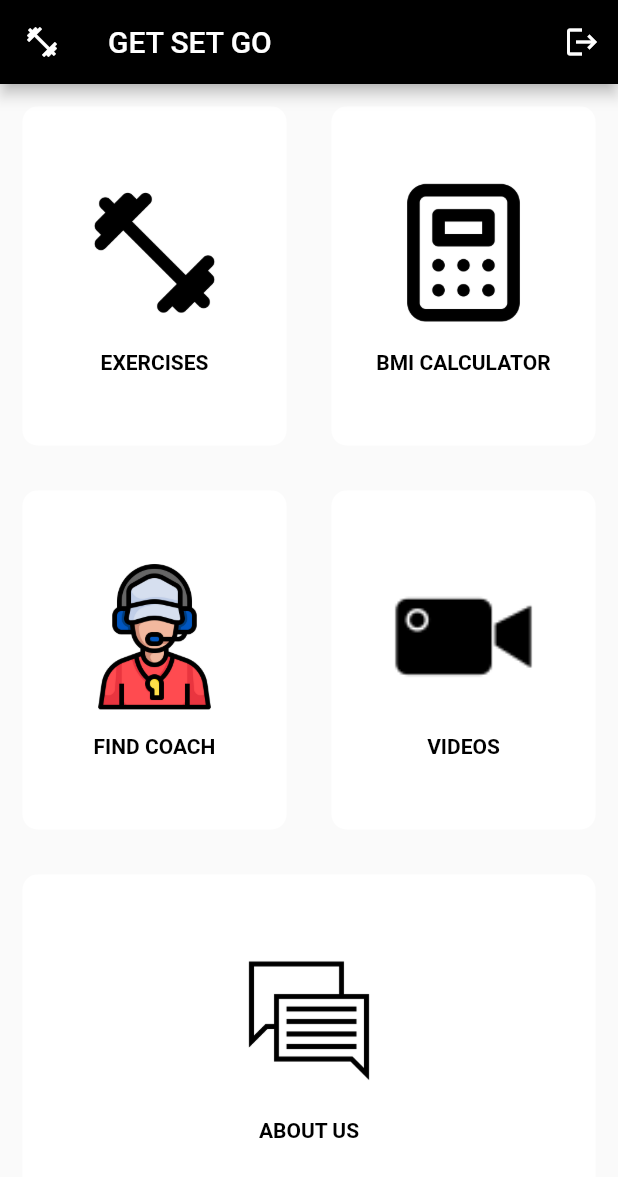
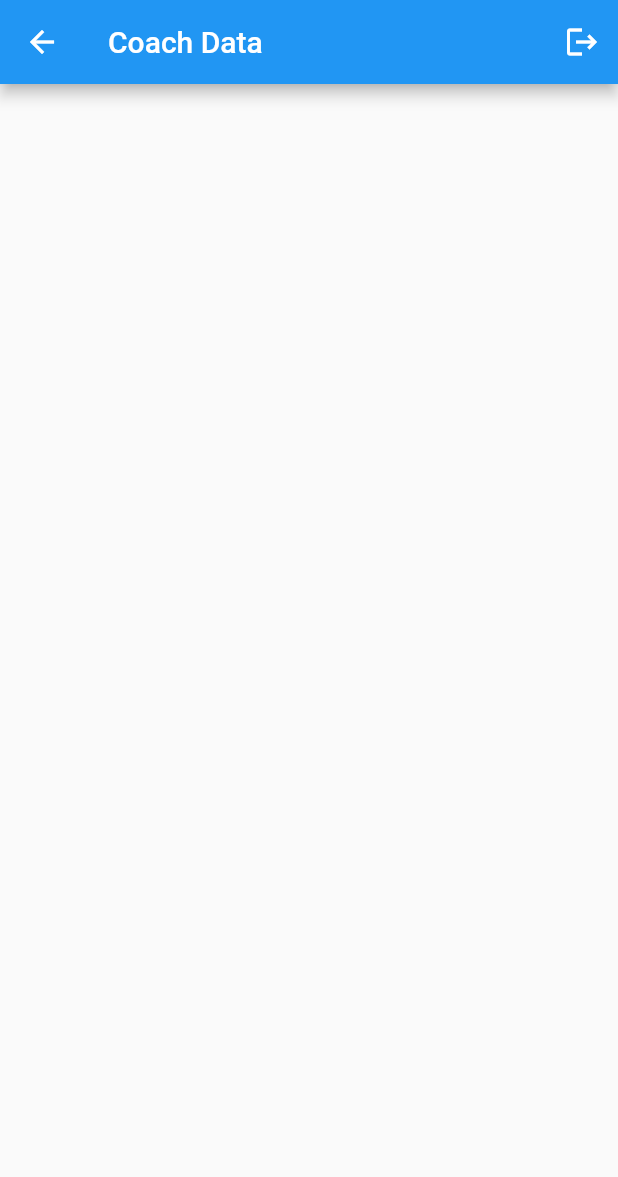
Before and after one commit to saipreethi14/flutterfitness22, a Flutter app: the Homepage screen opened directly, after a tap on "FIND COACH", on a phone screen of 412 x 824 dp. Shown: the top 1177 px of the screen. Run offline on Flutter 3.47's test engine with Material 2 defaults, Android fonts, the light colour scheme and no system bars; our stand-ins replace chewie, cloud_firestore, firebase_auth, firebase_core, font_awesome_flutter, video_player; accounts and stored records are empty.

Commit message:
coach incoplete

```diff
--- /dev/null
+++ b/lib/Coach.dart
@@ -0,0 +1,20 @@
+import 'package:cloud_firestore/cloud_firestore.dart';
+
+class Coach {
+
+  late String name;
+  late int age;
+  late String proficient;
+  late String emailid;
+  late String image;
+
+
+
+  Coach.fromMap(Map<String, dynamic> data){
+    name = data['name'];
+    image = data['image'];
+    age = data['Age'];
+    proficient = data['proficient'];
+    emailid = data['Email ID'];
+  }
+}
--- /dev/null
+++ b/lib/CoachData.dart
@@ -0,0 +1,65 @@
+
+import 'package:ff/Coachsetter.dart';
+import 'package:flutter/material.dart';
+import 'package:provider/provider.dart';
+import 'SignInPage.dart';
+import 'package:ff/auth_service.dart';
+import 'package:flutter/cupertino.dart';
+
+class CoachData extends StatefulWidget {
+
+
+  @override
+  _CoachDataState createState() => _CoachDataState();
+}
+
+class _CoachDataState extends State<CoachData> {
+
+  @override
+  void initState() {
+   Coachsetter coachsetter = Provider.of<Coachsetter>(context, listen: false);
+  //getCoach(coachsetter);
+   super.initState();
+  }
+
+  @override
+  Widget build(BuildContext context) {
+    // TODO: implement build
+   AuthService authnotifier = Provider.of<AuthService>(context,listen: false);
+   Coachsetter coachnotifier = Provider.of<Coachsetter>(context);
+
+   return Scaffold(
+     appBar: AppBar(
+       title: Text(
+         "Coach Data"
+       ),
+       actions: <Widget>[
+         IconButton(
+           onPressed: () {
+             context.read<AuthService>().Signout().then((result) => Navigator.push(context, MaterialPageRoute(builder: (Context) => SignInPage())));
+           },
+           icon: Icon(Icons.logout),
+         ),
+       ],
+     ),
+     body: ListView.separated(
+         itemBuilder: (BuildContext context,int index){
+           return ListTile(
+           title: Text(coachnotifier.coachList[index].name),
+
+
+
+           );
+    }, itemCount: coachnotifier.coachList.length, separatorBuilder: (BuildContext context, int index) {
+           return Divider(
+           color: Colors.black,
+           );
+    },
+     ),
+   );
+
+
+
+  }
+
+}
--- /dev/null
+++ b/lib/Coachsetter.dart
@@ -0,0 +1,24 @@
+
+
+import 'dart:collection';
+import 'Coach.dart';
+import 'package:ff/Coach.dart';
+import 'package:flutter/cupertino.dart';
+
+class Coachsetter with ChangeNotifier{
+  static List<Coach> _coachList =[];
+  late Coach _currentCoach;
+
+  UnmodifiableListView<Coach> get coachList => UnmodifiableListView(_coachList);
+
+  Coach get currentCoach => _currentCoach;
+
+   set coachList(List<Coach> coachlist){
+    _coachList = coachlist;
+    notifyListeners();
+  }
+  set currentCoach(Coach coach){
+    _currentCoach = coach;
+    notifyListeners();
+  }
+}
--- a/lib/HomePage.dart
+++ b/lib/HomePage.dart
@@ -1,3 +1,5 @@
+// ignore: file_names
+import 'package:ff/CoachData.dart';
 import 'package:ff/ListofExercise.dart';
 import 'package:ff/SignInPage.dart';
 import 'package:ff/bmi.dart';
@@ -7,7 +9,7 @@ import 'package:flutter/material.dart';
 import 'package:firebase_auth/firebase_auth.dart';
 import 'package:provider/src/provider.dart';
 
-import 'Coaches.dart';
+import 'Coach.dart';
 import 'ImageContent.dart';
 import 'ReusableCard.dart';
 import 'about_us.dart';
@@ -19,6 +21,7 @@ class Homepage extends StatefulWidget {
 }
 
 class _InputPageState extends State<Homepage> {
+  late FirebaseAuth _auth;
 
   @override
   Widget build(BuildContext context) {
@@ -33,6 +36,7 @@ class _InputPageState extends State<Homepage> {
             IconButton(
               onPressed: () {
                 context.read<AuthService>().Signout().then((result) => Navigator.push(context, MaterialPageRoute(builder: (Context) => SignInPage())));
+
               },
               icon: Icon(Icons.logout),
             ),
@@ -48,6 +52,7 @@ class _InputPageState extends State<Homepage> {
                     onPress: () {
                       setState(() {
                         Navigator.push(context, MaterialPageRoute(builder: (Context) => ListofExercise()));
+                        print(_auth.currentUser);
                       });
                     },
                     cardChild: ImageContent(
@@ -81,6 +86,7 @@ class _InputPageState extends State<Homepage> {
                   child: ResusableCard(
                     onPress: () {
                       setState(() {
+                        context.read<AuthService>().Signout().then((result) => Navigator.push(context, MaterialPageRoute(builder: (Context) => CoachData())));
 
 
                       });
--- a/lib/SignInPage.dart
+++ b/lib/SignInPage.dart
@@ -85,6 +85,7 @@ class _SignInPageState extends State<SignInPage> {
                           email,
                           password,
                         );
+                        print(email + "Logged in");
                       }
                     }
                   },
--- a/lib/auth_service.dart
+++ b/lib/auth_service.dart
@@ -1,7 +1,14 @@
+
+
+import 'package:cloud_firestore/cloud_firestore.dart';
+import 'package:ff/Coach.dart';
+import 'package:ff/Coachsetter.dart';
 import 'package:firebase_auth/firebase_auth.dart';
+
 
 class AuthService {
   final FirebaseAuth _auth;
+
 
   AuthService(this._auth);
 
@@ -19,6 +26,26 @@ class AuthService {
       return "Signed Up";
   }
   Future Signout() async{
+    print(_auth.currentUser);
     return _auth.signOut();
   }
+  // Future<void> getCoaches() async{
+  //   var _instance = FirebaseFirestore.instance;
+  //   CollectionReference c =  _instance!.collection('coach');
+  //   DocumentSnapshot snapshot = await c.doc().get();
+  //   var data = snapshot.data() as Map;
+  // snapshot.data().f
+  // }
+
+
 }
+// getCoach(Coachsetter co ) async{
+//   QuerySnapshot snapshot= (await FirebaseFirestore.instance.collection("coach").doc().get()) as QuerySnapshot<Object?>;
+//
+//   List<Coach> _coachlist = [];
+//   snapshot.docs.forEach((documents) {
+//     Coach coach = Coach.fromMap(documents);
+//     _coachlist.add(coach);
+//   });
+//   co.coachList = _coachlist;
+// }
--- a/lib/main.dart
+++ b/lib/main.dart
@@ -1,4 +1,5 @@
 //@dart = 2.8
+import 'package:ff/Coachsetter.dart';
 import 'package:ff/HomePage.dart';
 import 'package:ff/ListofExercise.dart';
 import 'package:ff/SignInPage.dart';
@@ -25,6 +26,9 @@
         Provider<AuthService>(
           create: (_) => AuthService(FirebaseAuth.instance),
         ),
+        ChangeNotifierProvider(
+          create: (context) => Coachsetter(),
+        ),
         StreamProvider(
           create: (context) => context.read<AuthService>().authStateChanges,
         ),
--- a/pubspec.yaml
+++ b/pubspec.yaml
@@ -40,6 +40,7 @@ dependencies:
   firebase_auth: ^3.3.4
   provider: ^5.0.0
   firebase_core: ^1.10.6
+  cloud_firestore: ^3.1.5
 
 
 dev_dependencies:
```
Also changed, not shown: pubspec.lock, 1 other file.
